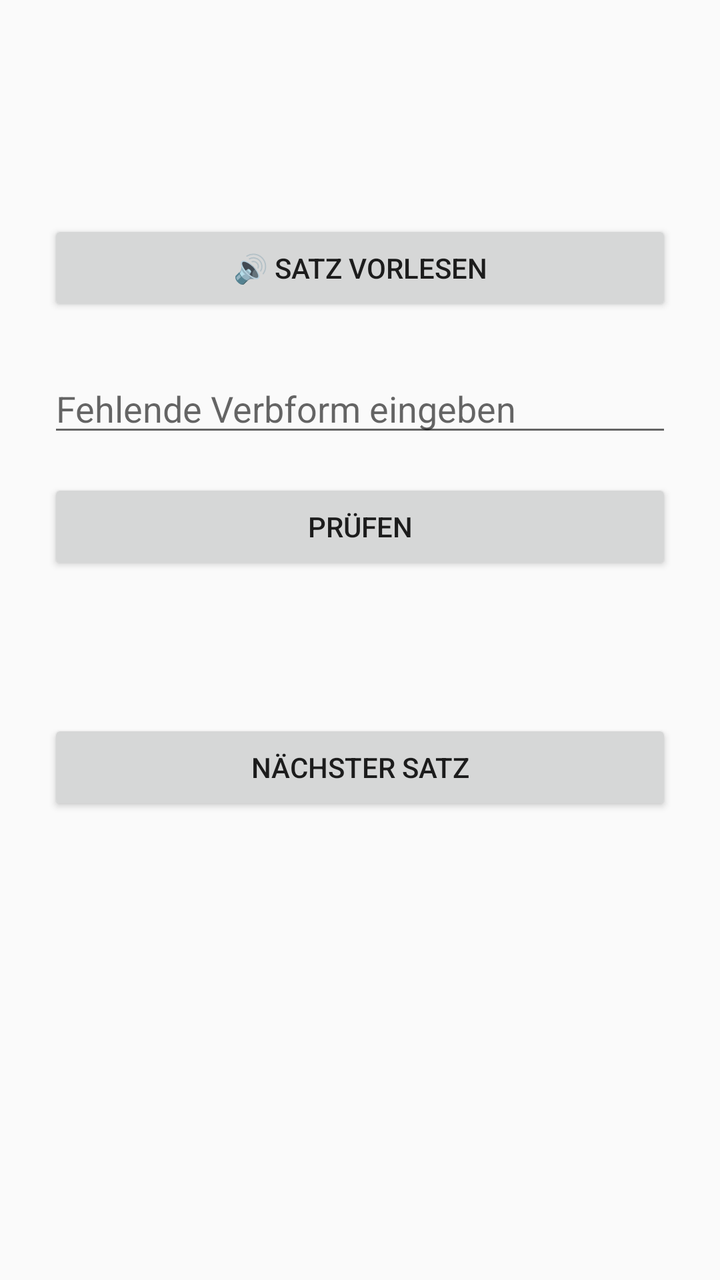
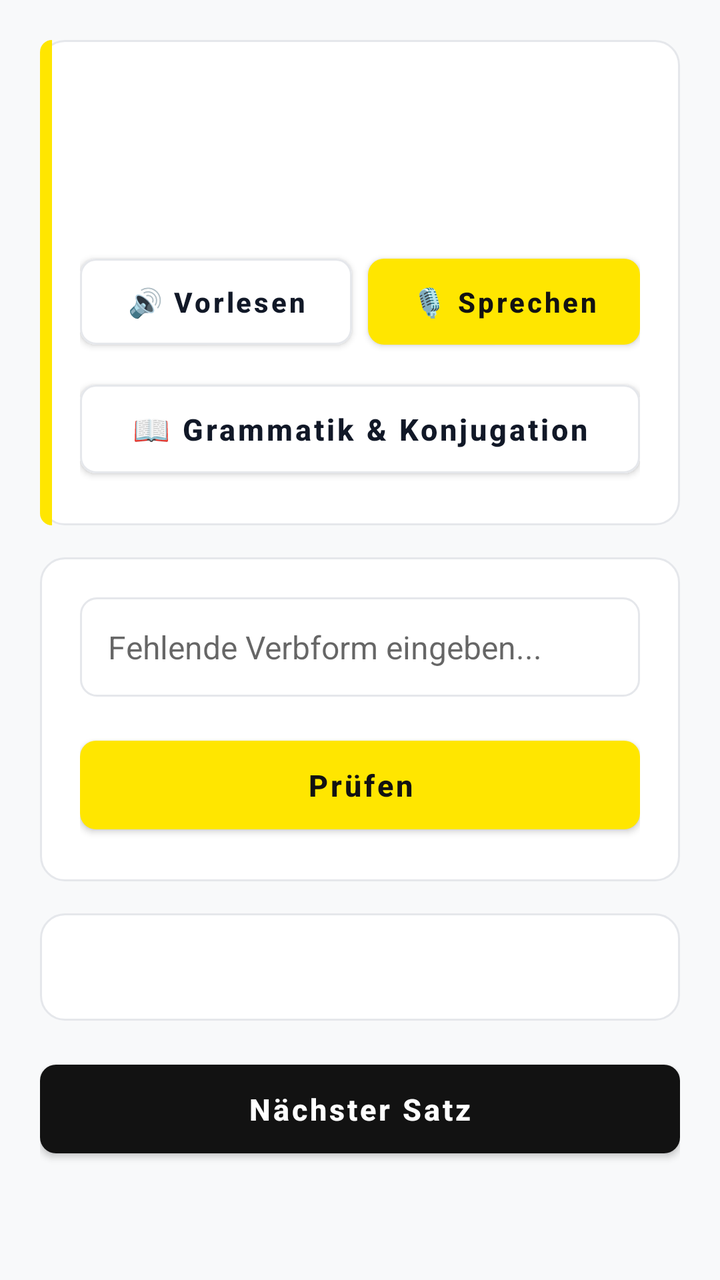

Screens rendered from an Android XML layout before and after an edit, with the pre-edit source and the edit as a unified diff.
<!-- AndroidManifest.xml: application theme Theme.VerbesFrancais -->
<!-- res/layout/activity_context_practice.xml -->
<?xml version="1.0" encoding="utf-8"?>
<ScrollView xmlns:android="http://schemas.android.com/apk/res/android"
    android:layout_width="match_parent"
    android:layout_height="match_parent"
    android:fillViewport="true"
    android:fitsSystemWindows="true">

    <LinearLayout
        android:layout_width="match_parent"
        android:layout_height="wrap_content"
        android:orientation="vertical"
        android:padding="24dp">

        <TextView
            android:id="@+id/textGermanSentence"
            android:layout_width="match_parent"
            android:layout_height="wrap_content"
            android:textSize="20sp"
            android:textStyle="bold" />

        <TextView
            android:id="@+id/textFrenchSentence"
            android:layout_width="match_parent"
            android:layout_height="wrap_content"
            android:layout_marginTop="16dp"
            android:textSize="20sp" />

        <Button
            android:id="@+id/buttonSpeakSentence"
            android:layout_width="match_parent"
            android:layout_height="wrap_content"
            android:layout_marginTop="16dp"
            android:text="🔊 Satz vorlesen" />

        <EditText
            android:id="@+id/editMissingForm"
            android:layout_width="match_parent"
            android:layout_height="wrap_content"
            android:layout_marginTop="24dp"
            android:hint="Fehlende Verbform eingeben"
            android:inputType="text" />

        <Button
            android:id="@+id/buttonCheckSentence"
            android:layout_width="match_parent"
            android:layout_height="wrap_content"
            android:layout_marginTop="16dp"
            android:text="Prüfen" />

        <TextView
            android:id="@+id/textSentenceResult"
            android:layout_width="match_parent"
            android:layout_height="wrap_content"
            android:layout_marginTop="24dp"
            android:textSize="18sp" />

        <Button
            android:id="@+id/buttonNextSentence"
            android:layout_width="match_parent"
            android:layout_height="wrap_content"
            android:layout_marginTop="24dp"
            android:text="Nächster Satz" />
    </LinearLayout>
</ScrollView>
<!-- resources referenced by this layout -->
<resources>
  <style name="Theme.VerbesFrancais" parent="Theme.AppCompat.Light.DarkActionBar" />
</resources>

<!-- the commit's change to res/layout/activity_context_practice.xml (unified diff, before → after) -->
@@ -9,56 +9,125 @@
         android:layout_width="match_parent"
         android:layout_height="wrap_content"
         android:orientation="vertical"
-        android:padding="24dp">
+        android:padding="20dp">
 
-        <TextView
-            android:id="@+id/textGermanSentence"
+        
+        <LinearLayout
             android:layout_width="match_parent"
             android:layout_height="wrap_content"
-            android:textSize="20sp"
-            android:textStyle="bold" />
+            android:background="@drawable/bg_lemonde_card_accent"
+            android:orientation="vertical"
+            android:padding="20dp">
 
-        <TextView
-            android:id="@+id/textFrenchSentence"
+            <TextView
+                android:id="@+id/textGermanSentence"
+                android:layout_width="match_parent"
+                android:layout_height="wrap_content"
+                android:textColor="@color/lemonde_text_primary"
+                android:textSize="20sp"
+                android:textStyle="bold" />
+
+            <TextView
+                android:id="@+id/textFrenchSentence"
+                android:layout_width="match_parent"
+                android:layout_height="wrap_content"
+                android:layout_marginTop="16dp"
+                android:textColor="@color/lemonde_text_primary"
+                android:textSize="18sp" />
+
+            <LinearLayout
+                android:layout_width="match_parent"
+                android:layout_height="wrap_content"
+                android:layout_marginTop="16dp"
+                android:orientation="horizontal">
+
+                <Button
+                    android:id="@+id/buttonSpeakSentence"
+                    style="@style/LeMonde.Button.Secondary"
+                    android:layout_width="0dp"
+                    android:layout_height="wrap_content"
+                    android:layout_marginEnd="4dp"
+                    android:layout_weight="1"
+                    android:text="🔊 Vorlesen"
+                    android:textSize="14sp" />
+
+                <Button
+                    android:id="@+id/buttonCheckPronunciation"
+                    style="@style/LeMonde.Button.Accent"
+                    android:layout_width="0dp"
+                    android:layout_height="wrap_content"
+                    android:layout_marginStart="4dp"
+                    android:layout_weight="1"
+                    android:text="🎙️ Sprechen"
+                    android:textSize="14sp" />
+            </LinearLayout>
+
+            <Button
+                android:id="@+id/buttonShowGrammar"
+                style="@style/LeMonde.Button.Secondary"
+                android:layout_width="match_parent"
+                android:layout_height="wrap_content"
+                android:layout_marginTop="8dp"
+                android:text="📖 Grammatik &amp; Konjugation" />
+
+            <TextView
+                android:id="@+id/textPronunciationResult"
+                android:layout_width="match_parent"
+                android:layout_height="wrap_content"
+                android:layout_marginTop="12dp"
+                android:background="@drawable/bg_lemonde_card"
+                android:padding="14dp"
+                android:textColor="@color/lemonde_text_primary"
+                android:textSize="14sp"
+                android:visibility="gone" />
+        </LinearLayout>
+
+        
+        <LinearLayout
             android:layout_width="match_parent"
             android:layout_height="wrap_content"
             android:layout_marginTop="16dp"
-            android:textSize="20sp" />
+            android:background="@drawable/bg_lemonde_card"
+            android:orientation="vertical"
+            android:padding="20dp">
 
-        <Button
-            android:id="@+id/buttonSpeakSentence"
-            android:layout_width="match_parent"
-            android:layout_height="wrap_content"
-            android:layout_marginTop="16dp"
-            android:text="🔊 Satz vorlesen" />
+            <EditText
+                android:id="@+id/editMissingForm"
+                android:layout_width="match_parent"
+                android:layout_height="wrap_content"
+                android:background="@drawable/bg_lemonde_input"
+                android:hint="Fehlende Verbform eingeben..."
+                android:inputType="text"
+                android:padding="14dp"
+                android:textColor="@color/lemonde_text_primary"
+                android:textSize="16sp" />
 
-        <EditText
-            android:id="@+id/editMissingForm"
-            android:layout_width="match_parent"
-            android:layout_height="wrap_content"
-            android:layout_marginTop="24dp"
-            android:hint="Fehlende Verbform eingeben"
-            android:inputType="text" />
+            <Button
+                android:id="@+id/buttonCheckSentence"
+                style="@style/LeMonde.Button.Accent"
+                android:layout_width="match_parent"
+                android:layout_height="wrap_content"
+                android:layout_marginTop="16dp"
+                android:text="Prüfen" />
+        </LinearLayout>
 
-        <Button
-            android:id="@+id/buttonCheckSentence"
-            android:layout_width="match_parent"
-            android:layout_height="wrap_content"
-            android:layout_marginTop="16dp"
-            android:text="Prüfen" />
-
+        
         <TextView
             android:id="@+id/textSentenceResult"
             android:layout_width="match_parent"
             android:layout_height="wrap_content"
-            android:layout_marginTop="24dp"
-            android:textSize="18sp" />
+            android:layout_marginTop="16dp"
+            android:background="@drawable/bg_lemonde_card"
+            android:padding="16dp"
+            android:textColor="@color/lemonde_text_primary"
+            android:textSize="16sp" />
 
         <Button
             android:id="@+id/buttonNextSentence"
+            style="@style/LeMonde.Button"
             android:layout_width="match_parent"
             android:layout_height="wrap_content"
-            android:layout_marginTop="24dp"
+            android:layout_marginTop="16dp"
             android:text="Nächster Satz" />
     </LinearLayout>
 </ScrollView>
<!-- resource entries referenced after the edit -->
@@ -1,5 +1,96 @@
 <!-- resources referenced by this layout -->
 <resources>
-  <style name="Theme.VerbesFrancais" parent="Theme.AppCompat.Light.DarkActionBar" />
+  <color name="lemonde_text_primary">#111827</color>
+  <!-- drawable bg_lemonde_card (drawable) -->
+  <?xml version="1.0" encoding="utf-8"?>
+  <shape xmlns:android="http://schemas.android.com/apk/res/android"
+      android:shape="rectangle">
+      <solid android:color="@color/lemonde_card_bg" />
+      <stroke
+          android:width="1dp"
+          android:color="@color/lemonde_border" />
+      <corners android:radius="12dp" />
+  </shape>
+  <!-- drawable bg_lemonde_card_accent (drawable) -->
+  <?xml version="1.0" encoding="utf-8"?>
+  <layer-list xmlns:android="http://schemas.android.com/apk/res/android">
+      <item>
+          <shape android:shape="rectangle">
+              <solid android:color="@color/lemonde_card_bg" />
+              <stroke
+                  android:width="1dp"
+                  android:color="@color/lemonde_border" />
+              <corners android:radius="12dp" />
+          </shape>
+      </item>
+      <item
+          android:width="6dp"
+          android:gravity="left">
+          <shape android:shape="rectangle">
+              <solid android:color="@color/lemonde_yellow" />
+              <corners
+                  android:bottomLeftRadius="12dp"
+                  android:topLeftRadius="12dp" />
+          </shape>
+      </item>
+  </layer-list>
+  <!-- drawable bg_lemonde_input (drawable) -->
+  <?xml version="1.0" encoding="utf-8"?>
+  <shape xmlns:android="http://schemas.android.com/apk/res/android"
+      android:shape="rectangle">
+      <solid android:color="@color/lemonde_card_bg" />
+      <stroke
+          android:width="1dp"
+          android:color="@color/lemonde_border" />
+      <corners android:radius="8dp" />
+  </shape>
+  <style name="LeMonde.Button" parent="Widget.MaterialComponents.Button">
+          <item name="backgroundTint">@color/lemonde_black</item>
+          <item name="android:textColor">@color/white</item>
+          <item name="android:textAllCaps">false</item>
+          <item name="android:textSize">15sp</item>
+          <item name="android:textStyle">bold</item>
+          <item name="cornerRadius">8dp</item>
+          <item name="android:paddingTop">12dp</item>
+          <item name="android:paddingBottom">12dp</item>
+          <item name="elevation">0dp</item>
+      </style>
+  <style name="LeMonde.Button.Accent" parent="LeMonde.Button">
+          <item name="backgroundTint">@color/lemonde_yellow</item>
+          <item name="android:textColor">@color/lemonde_black</item>
+      </style>
+  <style name="LeMonde.Button.Secondary" parent="LeMonde.Button">
+          <item name="backgroundTint">@color/lemonde_card_bg</item>
+          <item name="android:textColor">@color/lemonde_text_primary</item>
+          <item name="strokeColor">@color/lemonde_border</item>
+          <item name="strokeWidth">1dp</item>
+      </style>
+  <style name="Theme.VerbesFrancais" parent="Theme.MaterialComponents.DayNight.DarkActionBar">
+          
+          <item name="colorPrimary">@color/lemonde_black</item>
+          <item name="colorPrimaryVariant">@color/lemonde_dark_gray</item>
+          <item name="colorOnPrimary">@color/white</item>
+  
+          
+          <item name="colorSecondary">@color/lemonde_yellow</item>
+          <item name="colorSecondaryVariant">@color/lemonde_yellow_dark</item>
+          <item name="colorOnSecondary">@color/lemonde_black</item>
+  
+          
+          <item name="android:windowBackground">@color/lemonde_light_bg</item>
+          <item name="colorSurface">@color/lemonde_card_bg</item>
+          <item name="colorOnSurface">@color/lemonde_text_primary</item>
+  
+          
+          <item name="materialButtonStyle">@style/LeMonde.Button</item>
+      </style>
+  <color name="lemonde_card_bg">#FFFFFF</color>
+  <color name="lemonde_border">#E5E7EB</color>
+  <color name="lemonde_yellow">#FFE600</color>
+  <color name="lemonde_black">#121212</color>
+  <color name="white">#FFFFFF</color>
+  <color name="lemonde_dark_gray">#1E1E1E</color>
+  <color name="lemonde_yellow_dark">#E5CE00</color>
+  <color name="lemonde_light_bg">#F8F9FA</color>
 </resources>
 
